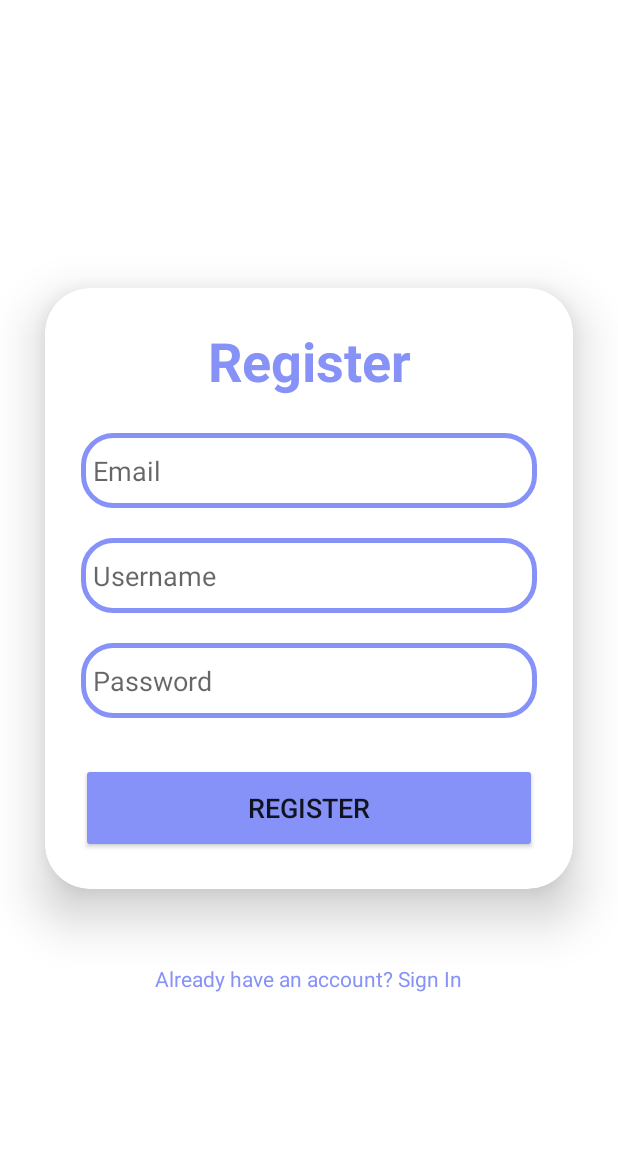
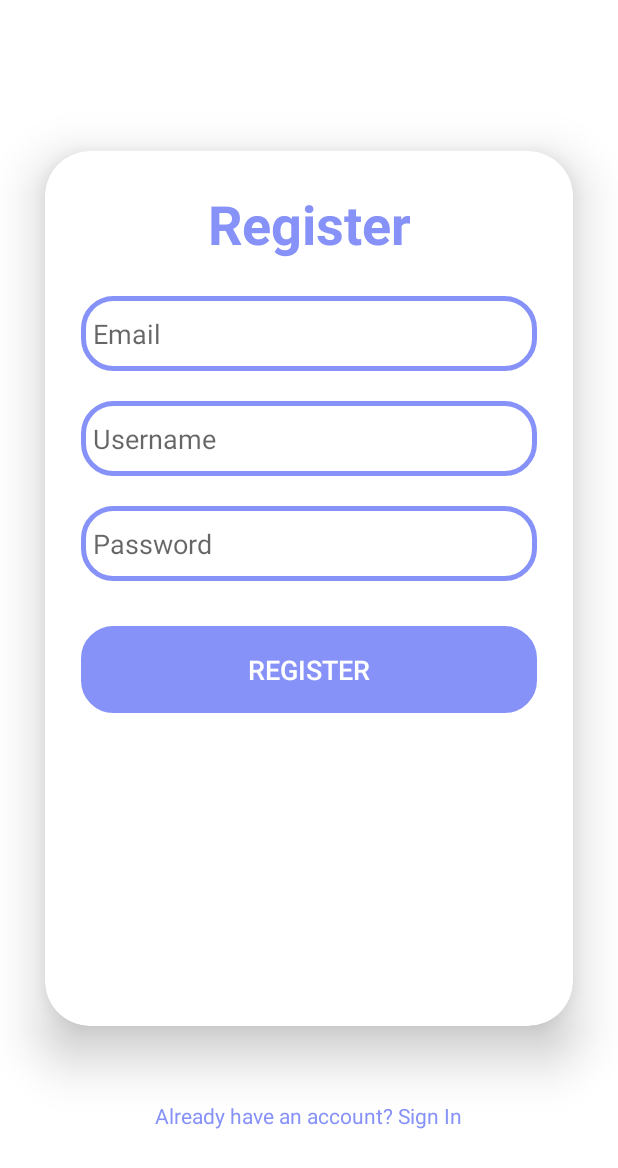
Before and after one commit to COMPSYS302/project-java-team-38, an Android app: the RegisterActivity screen opened directly, with no data from a screen before it, on a phone screen of 412 x 824 dp. Shown: the top 1168 px of the screen. Run offline under Robolectric (Android 15) with nearby library versions, the light colour scheme and no system bars.

Commit message:
nearly finished register and login link

```diff
--- a/app/src/main/res/layout/activity_register.xml
+++ b/app/src/main/res/layout/activity_register.xml
@@ -20,67 +20,69 @@
 
         <LinearLayout
             android:layout_width="match_parent"
-            android:layout_height="wrap_content"
+            android:layout_height="583dp"
             android:orientation="vertical"
             android:padding="24dp">
 
             <TextView
                 android:layout_width="match_parent"
                 android:layout_height="wrap_content"
+                android:layout_marginBottom="24dp"
                 android:text="Register"
+                android:textAlignment="center"
+                android:textColor="@color/purple"
                 android:textSize="36sp"
-                android:textAlignment="center"
-                android:textStyle="bold"
-                android:textColor="@color/purple"
-                android:layout_marginBottom="24dp"/>
+                android:textStyle="bold" />
 
             <!-- Email EditText -->
             <EditText
                 android:id="@+id/editTextEmail"
                 android:layout_width="match_parent"
                 android:layout_height="50dp"
+                android:layout_marginBottom="20dp"
+                android:background="@drawable/custom_edittext"
+                android:drawablePadding="8dp"
                 android:hint="Email"
                 android:inputType="textEmailAddress"
-                android:drawablePadding="8dp"
                 android:padding="8dp"
-                android:background="@drawable/custom_edittext"
-                android:textColor="@color/black"
-                android:layout_marginBottom="20dp"/>
+                android:textColor="@color/black" />
 
             <!-- Username EditText -->
             <EditText
                 android:id="@+id/editTextUsername"
                 android:layout_width="match_parent"
                 android:layout_height="50dp"
+                android:layout_marginBottom="20dp"
+                android:background="@drawable/custom_edittext"
+                android:drawablePadding="8dp"
                 android:hint="Username"
-                android:drawablePadding="8dp"
                 android:padding="8dp"
-                android:background="@drawable/custom_edittext"
-                android:textColor="@color/black"
-                android:layout_marginBottom="20dp"/>
+                android:textColor="@color/black" />
 
             <!-- Password EditText -->
             <EditText
                 android:id="@+id/editTextPassword"
                 android:layout_width="match_parent"
                 android:layout_height="50dp"
+                android:layout_marginBottom="30dp"
+                android:background="@drawable/custom_edittext"
+                android:drawablePadding="8dp"
                 android:hint="Password"
                 android:inputType="textPassword"
-                android:drawablePadding="8dp"
                 android:padding="8dp"
-                android:background="@drawable/custom_edittext"
-                android:textColor="@color/black"
-                android:layout_marginBottom="30dp"/>
+                android:textColor="@color/black" />
 
             <!-- Register Button -->
             <Button
                 android:id="@+id/buttonRegister"
                 android:layout_width="match_parent"
-                android:layout_height="60dp"
+                android:layout_height="58dp"
+                android:background="@drawable/custom_edittext"
+                android:backgroundTint="@color/purple"
                 android:text="Register"
+                android:textColor="@color/white"
                 android:textSize="18sp"
-                android:backgroundTint="@color/purple"
-                app:cornerRadius="20dp"/>
+                app:cornerRadius="20dp" />
 
         </LinearLayout>
     </androidx.cardview.widget.CardView>
```
